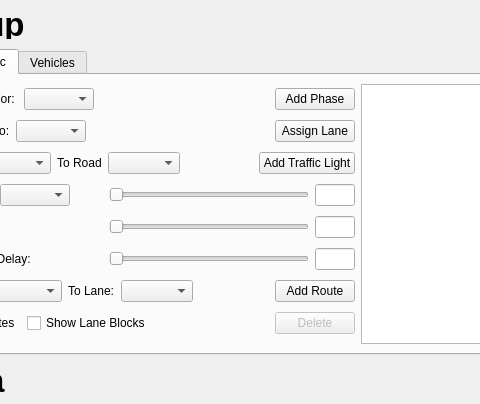
Qt form src/UI/mainwindow.ui (samuelarbibe/ai-tms) before a commit; both pictures show x 96 to 576 and y 0 to 404 of the 1440 by 834 pixel window.
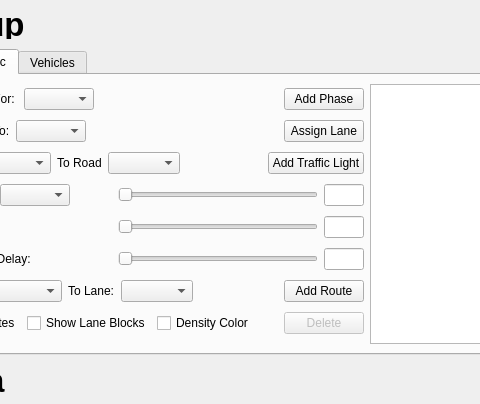
The same form after that commit. The open tabs and pages were chosen to show the change.

Commit message: Density Lane Coloring added 🎨

The edit to the form file:
```diff
--- a/src/UI/mainwindow.ui
+++ b/src/UI/mainwindow.ui
@@ -1209,6 +1209,25 @@
                     </property>
                    </widget>
                   </item>
+                  <item>
+                   <widget class="QCheckBox" name="DensityColorCheckBox">
+                    <property name="enabled">
+                     <bool>true</bool>
+                    </property>
+                    <property name="whatsThis">
+                     <string>Show an illustration of blocked lanes</string>
+                    </property>
+                    <property name="text">
+                     <string>Density Color</string>
+                    </property>
+                    <property name="checkable">
+                     <bool>true</bool>
+                    </property>
+                    <property name="checked">
+                     <bool>false</bool>
+                    </property>
+                   </widget>
+                  </item>
                   <item>
                    <spacer name="horizontalSpacer_27">
                     <property name="orientation">
```
The commit also changes 15 other files.
